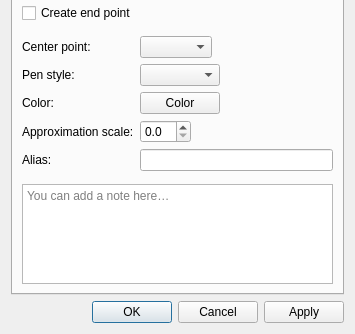
Qt form src/libs/vtools/dialogs/tools/dialogellipticalarcwithlength.ui (equinox-patterns/Ostara) before a commit; both pictures show x 0 to 355 and y 299 to 633 of the 355 by 633 pixel window.
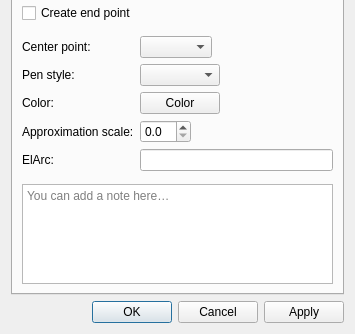
The same form after that commit. Icons and pictures are not drawn. Custom widgets are drawn as their Qt base class.

```diff
--- a/src/libs/vtools/dialogs/tools/dialogellipticalarcwithlength.ui
+++ b/src/libs/vtools/dialogs/tools/dialogellipticalarcwithlength.ui
@@ -166,7 +166,7 @@
          <item row="4" column="0">
           <widget class="QLabel" name="labelAlias">
            <property name="text">
-            <string>Alias:</string>
+            <string>ElArc:</string>
            </property>
           </widget>
          </item>
```
